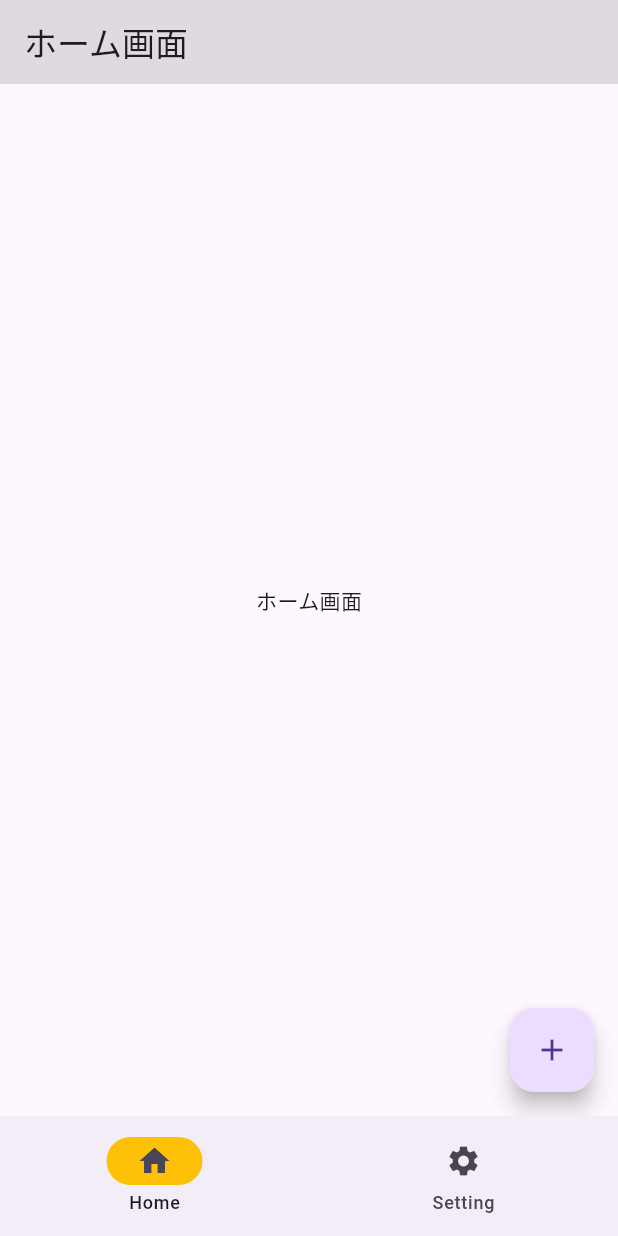
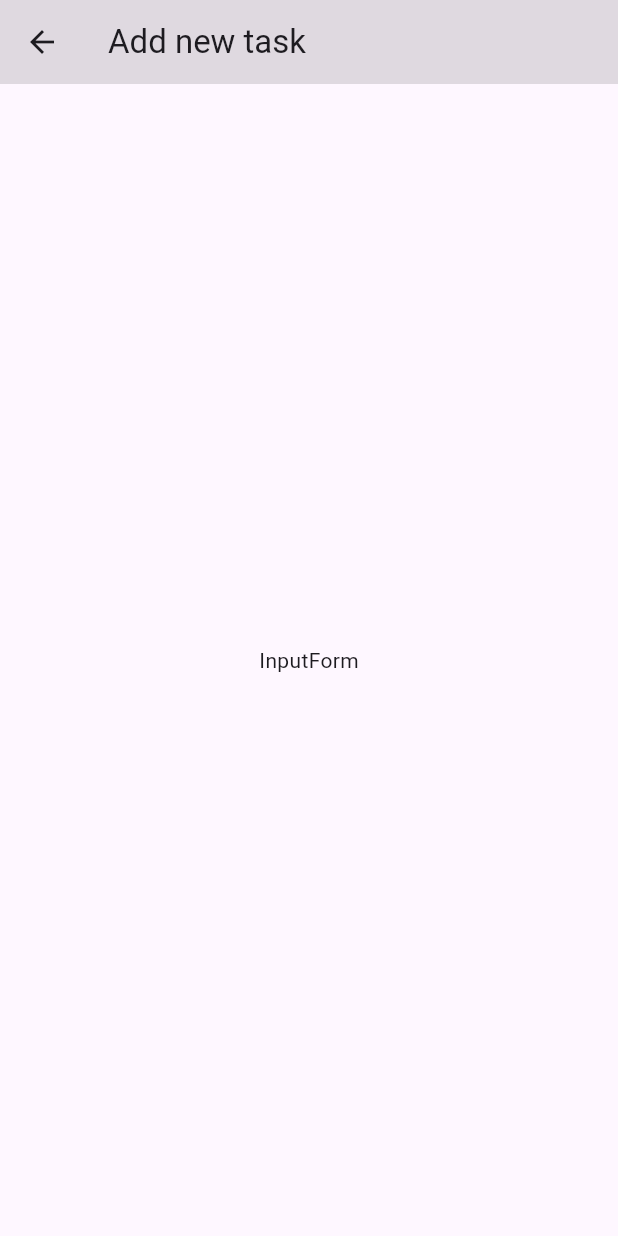
Before and after one commit to y-ma3/routine-app, a Flutter app: the screen it shows after launch, after a tap on the "add" icon, on a phone screen of 412 x 824 dp. Run offline on Flutter 3.47's test engine with Material 3 defaults, Android fonts, the phone set to English and light mode, and no system bars; generated files the repository leaves out were written again.

Commit message:
feat: ホーム画面から新規タスク作成画面への遷移を実装

```diff
--- a/lib/constant/l10n/app_en.arb
+++ b/lib/constant/l10n/app_en.arb
@@ -1,5 +1,6 @@
 {
   "@@locale": "en",
   "navigationBarHome": "Home",
-  "navigationBarSetting": "Setting"
+  "navigationBarSetting": "Setting",
+  "inputFormTitle": "Add new task"
 }
--- a/lib/constant/l10n/app_ja.arb
+++ b/lib/constant/l10n/app_ja.arb
@@ -1,5 +1,6 @@
 {
   "@@locale": "ja",
   "navigationBarHome": "ホーム",
-  "navigationBarSetting": "設定"
+  "navigationBarSetting": "設定",
+  "inputFormTitle": "新規タスク追加"
 }
--- a/lib/view/home/home_view.dart
+++ b/lib/view/home/home_view.dart
@@ -1,4 +1,5 @@
 import 'package:flutter/material.dart';
+import 'package:routine_app/view/input_form/input_form_view.dart';
 
 class HomeView extends StatelessWidget {
   const HomeView({super.key});
@@ -15,7 +16,10 @@ class HomeView extends StatelessWidget {
             ),
             floatingActionButton: FloatingActionButton(
                 onPressed: () {
-                    // Add your action here
+                    Navigator.push(
+                        context,
+                        MaterialPageRoute(builder: (context) => const InputForm()),
+                    );
                 },
                 child: const Icon(Icons.add),
             ),
--- /dev/null
+++ b/lib/view/input_form/input_form_view.dart
@@ -0,0 +1,18 @@
+import 'package:flutter/material.dart';
+import 'package:flutter_gen/gen_l10n/app_localizations.dart';
+
+class InputForm extends StatelessWidget {
+  const InputForm({Key? key}) : super(key: key);
+
+  @override
+  Widget build(BuildContext context) {
+    return Scaffold(
+        appBar: AppBar(
+          title: Text(AppLocalizations.of(context)!.inputFormTitle),
+          backgroundColor: Colors.black12,
+        ),
+        body: const Center(
+          child: Text('InputForm'),
+        ));
+  }
+}
```
